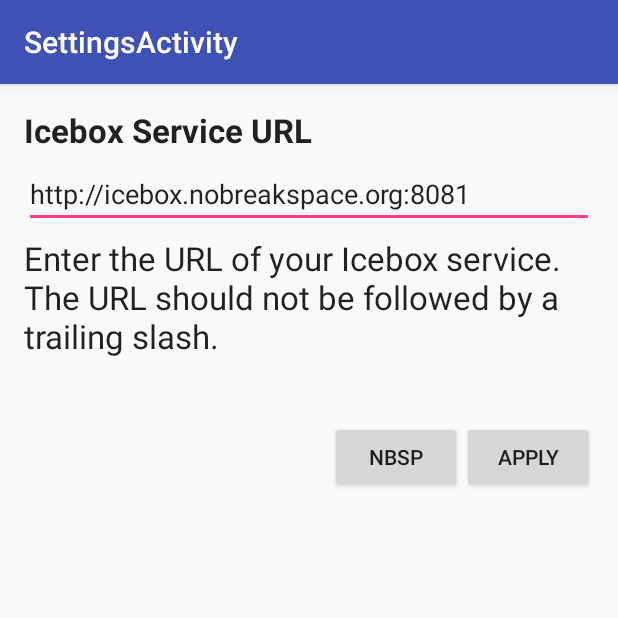
After one commit to malteschmitz/icebox-android, an Android app: the SettingsActivity screen opened directly, with no data from a screen before it, on a phone screen of 412 x 824 dp, the top half of it. The commit adds this screen. Run offline under Robolectric (Android 15) with nearby library versions, the phone set to English and light mode, and no system bars.

Commit message:
Add settings

```diff
--- a/app/build.gradle
+++ b/app/build.gradle
@@ -6,7 +6,7 @@ android {
 
     defaultConfig {
         applicationId "de.mlte.icebox"
-        minSdkVersion 8
+        minSdkVersion 11
         targetSdkVersion 23
         versionCode 1
         versionName "1.0"
--- a/app/src/main/AndroidManifest.xml
+++ b/app/src/main/AndroidManifest.xml
@@ -28,6 +28,10 @@
         <activity
             android:name=".UsersActivity"
             android:label="@string/title_activity_users"
+            android:theme="@style/AppTheme.NoActionBar" />
+        <activity
+            android:name=".SettingsActivity"
+            android:label="@string/title_activity_settings"
             android:theme="@style/AppTheme.NoActionBar"></activity>
     </application>
 
--- /dev/null
+++ b/app/src/main/java/de/mlte/icebox/SettingsActivity.java
@@ -0,0 +1,46 @@
+package de.mlte.icebox;
+
+import android.content.SharedPreferences;
+import android.os.Bundle;
+import android.support.v7.app.AppCompatActivity;
+import android.support.v7.widget.Toolbar;
+import android.view.View;
+import android.widget.EditText;
+
+public class SettingsActivity extends AppCompatActivity {
+
+    public static final String SETTINGS_BASE_URL = "de.mlte.icebox.SETTINGS_BASE_URL";
+    public static final String SETTINGS_NAME = "de.mlte.icebox.SETTINGS_NAME";
+    public static final int SETTINGS_MODE = 0;
+
+    @Override
+    protected void onCreate(Bundle savedInstanceState) {
+        super.onCreate(savedInstanceState);
+        setContentView(R.layout.activity_settings);
+        Toolbar toolbar = (Toolbar) findViewById(R.id.toolbar);
+        setSupportActionBar(toolbar);
+    }
+
+    @Override
+    protected void onStart() {
+        super.onStart();
+
+        String url = getSharedPreferences(SettingsActivity.SETTINGS_NAME, SettingsActivity.SETTINGS_MODE).getString(SETTINGS_BASE_URL, IceboxActivity.DEFAULT_BASE_URL);
+        EditText edit = (EditText) findViewById(R.id.base_url_edit);
+        edit.setText(url);
+    }
+
+    public void apply(View view) {
+        SharedPreferences.Editor editor = getSharedPreferences(SETTINGS_NAME, SETTINGS_MODE).edit();
+        EditText edit = (EditText) findViewById(R.id.base_url_edit);
+        editor.putString(SETTINGS_BASE_URL, edit.getText().toString());
+        editor.commit();
+        finish();
+    }
+
+    public void nbsp(View view) {
+        EditText edit = (EditText) findViewById(R.id.base_url_edit);
+        edit.setText(IceboxActivity.DEFAULT_BASE_URL);
+    }
+
+}
--- /dev/null
+++ b/app/src/main/res/layout/activity_settings.xml
@@ -0,0 +1,26 @@
+<?xml version="1.0" encoding="utf-8"?>
+<android.support.design.widget.CoordinatorLayout xmlns:android="http://schemas.android.com/apk/res/android"
+    xmlns:app="http://schemas.android.com/apk/res-auto"
+    xmlns:tools="http://schemas.android.com/tools"
+    android:layout_width="match_parent"
+    android:layout_height="match_parent"
+    android:fitsSystemWindows="true"
+    tools:context="de.mlte.icebox.SettingsActivity">
+
+    <android.support.design.widget.AppBarLayout
+        android:layout_width="match_parent"
+        android:layout_height="wrap_content"
+        android:theme="@style/AppTheme.AppBarOverlay">
+
+        <android.support.v7.widget.Toolbar
+            android:id="@+id/toolbar"
+            android:layout_width="match_parent"
+            android:layout_height="?attr/actionBarSize"
+            android:background="?attr/colorPrimary"
+            app:popupTheme="@style/AppTheme.PopupOverlay" />
+
+    </android.support.design.widget.AppBarLayout>
+
+    <include layout="@layout/content_settings" />
+
+</android.support.design.widget.CoordinatorLayout>
--- /dev/null
+++ b/app/src/main/res/layout/content_settings.xml
@@ -0,0 +1,71 @@
+<?xml version="1.0" encoding="utf-8"?>
+<RelativeLayout xmlns:android="http://schemas.android.com/apk/res/android"
+    xmlns:app="http://schemas.android.com/apk/res-auto"
+    xmlns:tools="http://schemas.android.com/tools"
+    android:layout_width="match_parent"
+    android:layout_height="match_parent"
+    android:paddingBottom="@dimen/activity_vertical_margin"
+    android:paddingLeft="@dimen/activity_horizontal_margin"
+    android:paddingRight="@dimen/activity_horizontal_margin"
+    android:paddingTop="@dimen/activity_vertical_margin"
+    app:layout_behavior="@string/appbar_scrolling_view_behavior"
+    tools:context="de.mlte.icebox.SettingsActivity"
+    tools:showIn="@layout/activity_settings">
+
+    <TextView
+        android:layout_width="wrap_content"
+        android:layout_height="wrap_content"
+        android:textAppearance="?android:attr/textAppearanceLarge"
+        android:text="@string/base_url_title"
+        android:id="@+id/base_url_title_view"
+        android:layout_alignParentTop="true"
+        android:layout_alignParentLeft="true"
+        android:layout_alignParentStart="true"
+        android:textStyle="bold" />
+
+    <EditText
+        android:layout_width="0sp"
+        android:layout_height="wrap_content"
+        android:id="@+id/base_url_edit"
+        android:layout_below="@+id/base_url_title_view"
+        android:layout_alignParentLeft="true"
+        android:layout_alignParentStart="true"
+        android:layout_marginTop="5dp"
+        android:layout_alignParentRight="true"
+        android:layout_alignParentEnd="true" />
+
+    <TextView
+        android:layout_width="wrap_content"
+        android:layout_height="wrap_content"
+        android:textAppearance="?android:attr/textAppearanceLarge"
+        android:text="@string/base_url_description"
+        android:layout_below="@+id/base_url_edit"
+        android:layout_alignParentLeft="true"
+        android:layout_alignParentStart="true"
+        android:layout_marginTop="5dp"
+        android:layout_alignParentRight="true"
+        android:layout_alignParentEnd="true"
+        android:id="@+id/base_url_description_view" />
+
+    <Button
+        android:layout_width="wrap_content"
+        android:layout_height="wrap_content"
+        android:text="@string/apply"
+        android:layout_below="@+id/base_url_description_view"
+        android:layout_alignParentRight="true"
+        android:layout_alignParentEnd="true"
+        android:layout_marginTop="42dp"
+        android:id="@+id/apply_button"
+        android:onClick="apply"/>
+
+    <Button
+        android:layout_width="wrap_content"
+        android:layout_height="wrap_content"
+        android:text="@string/nbsp"
+        android:id="@+id/nbsp_button"
+        android:onClick="nbsp"
+        android:layout_alignTop="@+id/apply_button"
+        android:layout_toLeftOf="@+id/apply_button"
+        android:layout_toStartOf="@+id/apply_button" />
+
+</RelativeLayout>
--- a/app/src/main/res/values/strings.xml
+++ b/app/src/main/res/values/strings.xml
@@ -1,5 +1,5 @@
 <resources>
-    <string name="app_name">Icebox App</string>
+    <string name="app_name">Icebox</string>
     <string name="action_settings">Settings</string>
     <string name="edit_message">Enter a message!</string>
     <string name="button_scan">Scan</string>
@@ -9,4 +9,9 @@
     <string name="scan">Scan</string>
     <string name="title_activity_drink">Drink</string>
     <string name="title_activity_users">UsersActivity</string>
+    <string name="title_activity_settings">SettingsActivity</string>
+    <string name="apply">Apply</string>
+    <string name="base_url_title">Icebox Service URL</string>
+    <string name="base_url_description">Enter the URL of your Icebox service. The URL should not be followed by a trailing slash.</string>
+    <string name="nbsp">nbsp</string>
 </resources>
```
Also changed, not shown: app/src/main/java/de/mlte/icebox/DrinkActivity.java (+21 -18 lines), app/src/main/java/de/mlte/icebox/IceboxActivity.java (+52 -19 lines), app/src/main/java/de/mlte/icebox/UsersActivity.java (+26 -9 lines).
